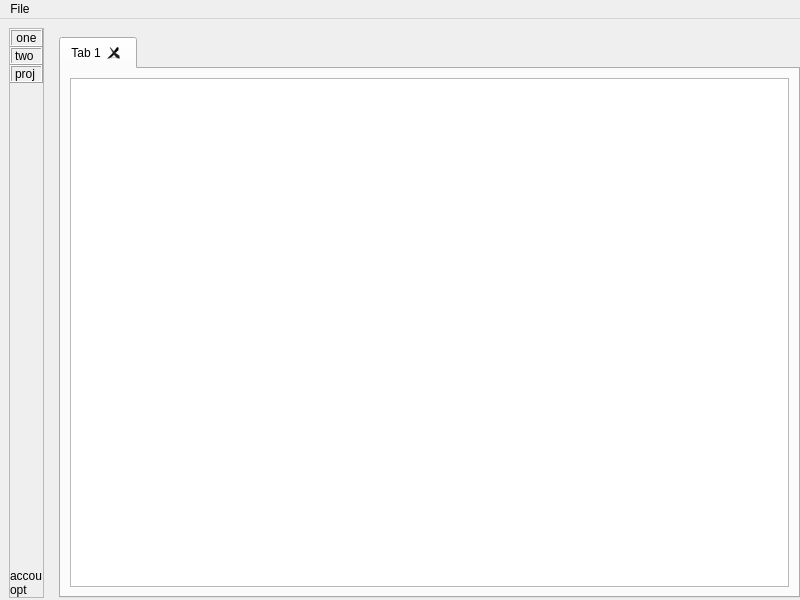
This is ui/mainwindow.ui in lasest/manuwrite as Qt 5 draws it before an edit. The edited form follows.
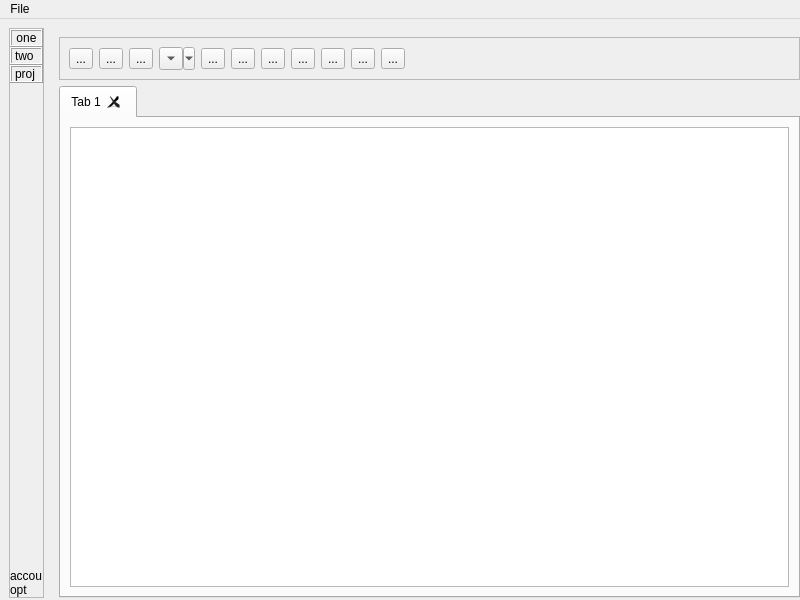
This is the edited form. Custom widgets are drawn as their Qt base class.

Commit message: Added toolbar buttons w/o functionality. Changed icons folder structure

```diff
--- a/ui/mainwindow.ui
+++ b/ui/mainwindow.ui
@@ -167,6 +167,114 @@
           <property name="bottomMargin">
            <number>0</number>
           </property>
+          <item>
+           <widget class="QFrame" name="frame">
+            <property name="frameShape">
+             <enum>QFrame::StyledPanel</enum>
+            </property>
+            <property name="frameShadow">
+             <enum>QFrame::Raised</enum>
+            </property>
+            <layout class="QHBoxLayout" name="horizontalLayout_5">
+             <item>
+              <widget class="QToolButton" name="ItalicToolButton">
+               <property name="text">
+                <string>...</string>
+               </property>
+              </widget>
+             </item>
+             <item>
+              <widget class="QToolButton" name="BoldToolButton">
+               <property name="text">
+                <string>...</string>
+               </property>
+              </widget>
+             </item>
+             <item>
+              <widget class="QToolButton" name="BoldItalicToolButton">
+               <property name="text">
+                <string>...</string>
+               </property>
+              </widget>
+             </item>
+             <item>
+              <widget class="QToolButton" name="HeadingToolButton">
+               <property name="text">
+                <string>...</string>
+               </property>
+               <property name="popupMode">
+                <enum>QToolButton::MenuButtonPopup</enum>
+               </property>
+               <property name="arrowType">
+                <enum>Qt::DownArrow</enum>
+               </property>
+              </widget>
+             </item>
+             <item>
+              <widget class="QToolButton" name="HorizontalRuleToolButton">
+               <property name="text">
+                <string>...</string>
+               </property>
+              </widget>
+             </item>
+             <item>
+              <widget class="QToolButton" name="BlockquoteToolButton">
+               <property name="text">
+                <string>...</string>
+               </property>
+              </widget>
+             </item>
+             <item>
+              <widget class="QToolButton" name="OrdListToolButton">
+               <property name="text">
+                <string>...</string>
+               </property>
+              </widget>
+             </item>
+             <item>
+              <widget class="QToolButton" name="UnordListToolButton">
+               <property name="text">
+                <string>...</string>
+               </property>
+              </widget>
+             </item>
+             <item>
+              <widget class="QToolButton" name="LinkToolButton">
+               <property name="text">
+                <string>...</string>
+               </property>
+              </widget>
+             </item>
+             <item>
+              <widget class="QToolButton" name="ImageToolButton">
+               <property name="text">
+                <string>...</string>
+               </property>
+              </widget>
+             </item>
+             <item>
+              <widget class="QToolButton" name="CodeToolButton">
+               <property name="text">
+                <string>...</string>
+               </property>
+              </widget>
+             </item>
+             <item>
+              <spacer name="horizontalSpacer">
+               <property name="orientation">
+                <enum>Qt::Horizontal</enum>
+               </property>
+               <property name="sizeHint" stdset="0">
+                <size>
+                 <width>40</width>
+                 <height>20</height>
+                </size>
+               </property>
+              </spacer>
+             </item>
+            </layout>
+           </widget>
+          </item>
           <item>
            <widget class="QTabWidgetCustom" name="EditorTabWidget">
             <property name="currentIndex">
```
Left out of the diff: 80 changed lines with no effect on the pictures. The commit also changes 15 other files.
